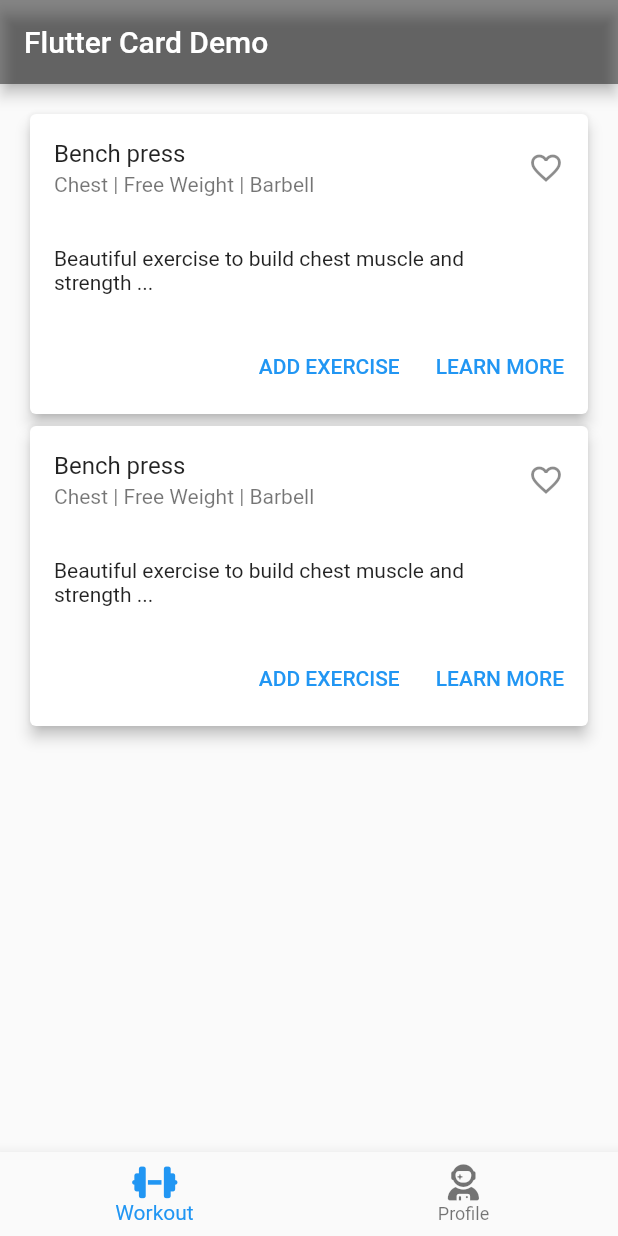
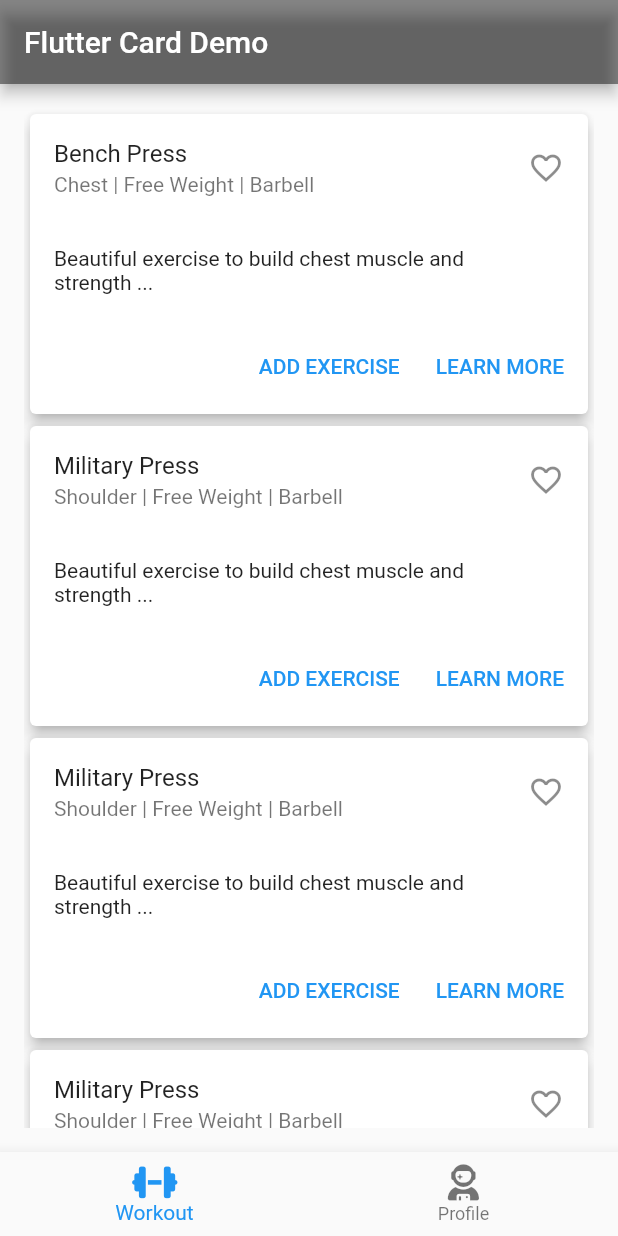
Before and after one commit to hanjung2/dart-demo, a Flutter app: the screen it shows after launch, on a phone screen of 412 x 824 dp. Run offline on Flutter 3.47's test engine with Material 2 defaults, Android fonts, the phone set to English and light mode, and no system bars; our stand-ins replace font_awesome_flutter.

Commit message:
render cards on navigated tab

```diff
--- a/lib/main.dart
+++ b/lib/main.dart
@@ -27,6 +27,70 @@ class MainPage extends StatefulWidget {
 }
 
 class _MainPageState extends State<MainPage> {
+  int _selectedIndex = 0;
+  static const TextStyle optionStyle =
+      TextStyle(fontSize: 30, fontWeight: FontWeight.bold);
+
+  final List<Widget> _widgetOptions = <Widget>[
+    Container(
+      padding: EdgeInsets.all(16.0),
+      child: SingleChildScrollView(
+          scrollDirection: Axis.vertical,
+          child: Column(
+            children: const [
+              ExerciseCard(
+                title: 'Bench Press',
+                subheading: 'Chest | Free Weight | Barbell',
+              ),
+              ExerciseCard(
+                  title: 'Military Press',
+                  subheading: 'Shoulder | Free Weight | Barbell'),
+              ExerciseCard(
+                  title: 'Military Press',
+                  subheading: 'Shoulder | Free Weight | Barbell'),
+              ExerciseCard(
+                  title: 'Military Press',
+                  subheading: 'Shoulder | Free Weight | Barbell'),
+              ExerciseCard(
+                  title: 'Military Press',
+                  subheading: 'Shoulder | Free Weight | Barbell'),
+              ExerciseCard(
+                  title: 'Military Press',
+                  subheading: 'Shoulder | Free Weight | Barbell')
+            ],
+          )),
+    ),
+    const Text(
+      'User Profile Page',
+      style: optionStyle,
+    ),
+  ];
+
+  void _onItemTapped(int index) {
+    setState(() {
+      _selectedIndex = index;
+    });
+  }
+
+  Widget exerciseList() {
+    return Container(
+      padding: EdgeInsets.all(16.0),
+      child: SingleChildScrollView(
+          scrollDirection: Axis.vertical,
+          child: Column(
+            children: const [
+              ExerciseCard(
+                title: 'Bench Press',
+                subheading: 'Chest | Free Weight | Barbell',
+              ),
+              ExerciseCard(
+                  title: 'Military Press',
+                  subheading: 'Shoulder | Free Weight | Barbell')
+            ],
+          )),
+    );
+  }
+
   @override
   Widget build(BuildContext context) {
     return Scaffold(
@@ -34,21 +98,19 @@ class _MainPageState extends State<MainPage> {
         backgroundColor: Colors.black45,
         title: Text(widget.title),
       ),
-      body: Container(
-        padding: EdgeInsets.all(16.0),
-        child: SingleChildScrollView(
-            scrollDirection: Axis.vertical,
-            child: Column(
-              children: const [ExerciseCard(), ExerciseCard()],
-            )),
+      body: Center(
+        child: _widgetOptions.elementAt(_selectedIndex),
       ),
-      bottomNavigationBar:
-          BottomNavigationBar(items: const <BottomNavigationBarItem>[
-        BottomNavigationBarItem(
-            icon: FaIcon(FontAwesomeIcons.dumbbell), label: 'Workout'),
-        BottomNavigationBarItem(
-            icon: FaIcon(FontAwesomeIcons.userAstronaut), label: 'Profile')
-      ]),
+      bottomNavigationBar: BottomNavigationBar(
+        items: const <BottomNavigationBarItem>[
+          BottomNavigationBarItem(
+              icon: FaIcon(FontAwesomeIcons.dumbbell), label: 'Workout'),
+          BottomNavigationBarItem(
+              icon: FaIcon(FontAwesomeIcons.userAstronaut), label: 'Profile')
+        ],
+        currentIndex: _selectedIndex,
+        onTap: _onItemTapped,
+      ),
     );
   }
 }
--- a/lib/widgets/exercise_card.dart
+++ b/lib/widgets/exercise_card.dart
@@ -1,14 +1,16 @@
 import 'package:flutter/material.dart';
 
 class ExerciseCard extends StatefulWidget {
-  const ExerciseCard({super.key});
+  final String title;
+  final String subheading;
+
+  const ExerciseCard({Key? key, required this.title, required this.subheading})
+      : super(key: key);
   @override
   _ExerciseCardState createState() => _ExerciseCardState();
 }
 
 class _ExerciseCardState extends State<ExerciseCard> {
-  String _title = 'Bench press';
-  String subheading = 'Chest | Free Weight | Barbell';
   var supportingText =
       'Beautiful exercise to build chest muscle and strength ...';
   @override
@@ -18,8 +20,8 @@ class _ExerciseCardState extends State<ExerciseCard> {
         child: Column(
           children: [
             ListTile(
-              title: Text(_title),
-              subtitle: Text(subheading),
+              title: Text(widget.title),
+              subtitle: Text(widget.subheading),
               trailing: Icon(Icons.favorite_outline),
             ),
             Container(
```
